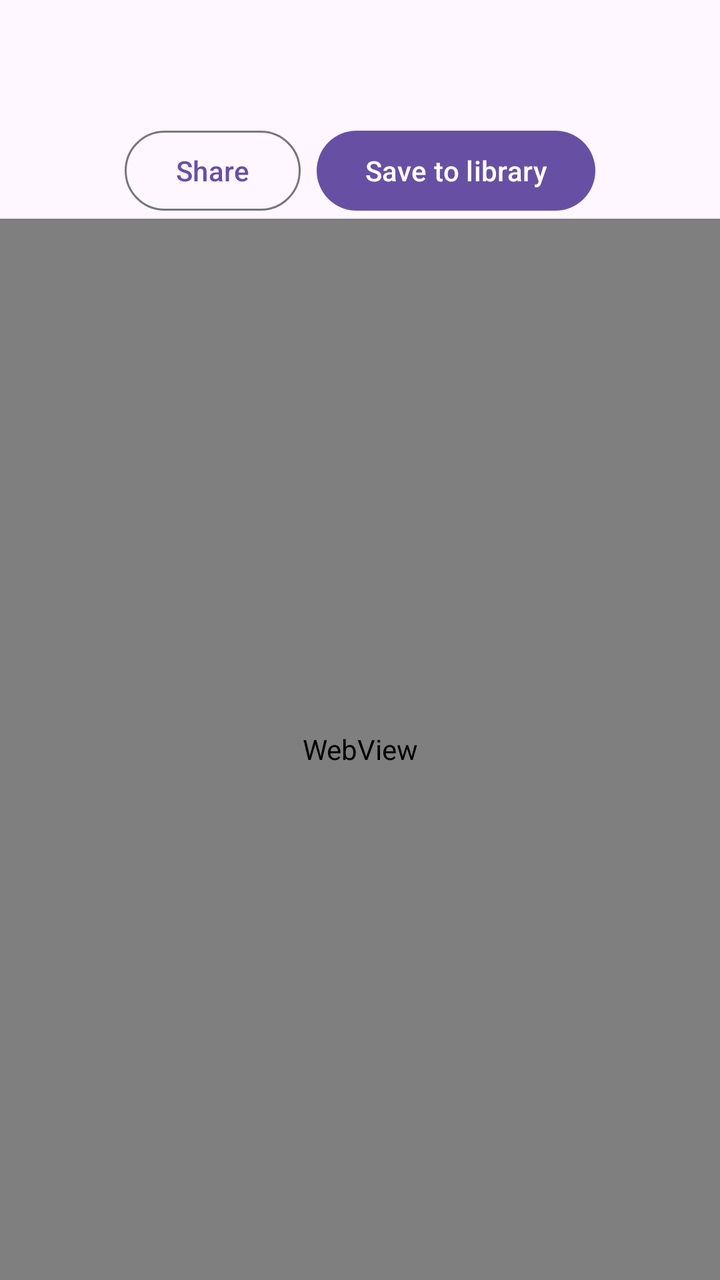
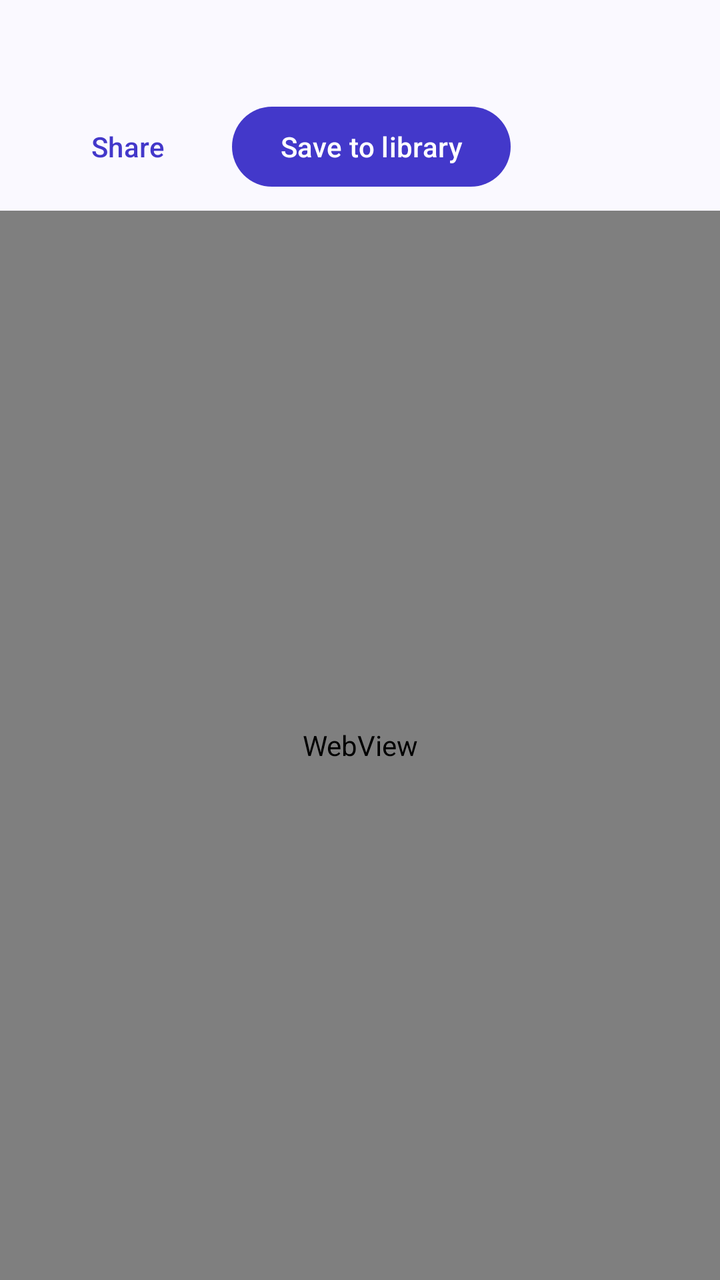

Screens rendered from an Android XML layout before and after an edit, with the pre-edit source and the edit as a unified diff.
<!-- AndroidManifest.xml: application theme Theme.MyApplication -->
<!-- res/layout/activity_article_view.xml -->
<?xml version="1.0" encoding="utf-8"?>
<LinearLayout xmlns:android="http://schemas.android.com/apk/res/android"
    android:id="@+id/main"
    android:layout_width="match_parent"
    android:layout_height="match_parent"
    android:orientation="vertical">

    <TextView
        android:id="@+id/article_view_title"
        android:layout_width="match_parent"
        android:layout_height="wrap_content"
        android:padding="16dp"
        android:textAppearance="?attr/textAppearanceTitleLarge" />

    <LinearLayout
        android:layout_width="match_parent"
        android:layout_height="wrap_content"
        android:gravity="center"
        android:orientation="horizontal">

        <Button
            android:id="@+id/shareArticle"
            style="?attr/materialButtonOutlinedStyle"
            android:layout_width="wrap_content"
            android:layout_height="wrap_content"
            android:layout_marginEnd="8dp"
            android:text="Share" />

        <Button
            android:id="@+id/saveToLib"
            android:layout_width="wrap_content"
            android:layout_height="wrap_content"
            android:text="Save to library" />
    </LinearLayout>

    <WebView
        android:id="@+id/articleBody"
        android:layout_width="match_parent"
        android:layout_height="0dp"
        android:layout_weight="1" />
</LinearLayout>
<!-- resources referenced by this layout -->
<resources>
  <style name="Theme.MyApplication" parent="Base.Theme.MyApplication" />
  <style name="Base.Theme.MyApplication" parent="Theme.Material3.DayNight.NoActionBar">
          
          
      </style>
</resources>

<!-- the commit's change to res/layout/activity_article_view.xml (unified diff, before → after) -->
@@ -9,28 +9,32 @@
         android:id="@+id/article_view_title"
         android:layout_width="match_parent"
         android:layout_height="wrap_content"
-        android:padding="16dp"
+        android:paddingHorizontal="@dimen/screen_padding"
+        android:paddingTop="12dp"
+        android:paddingBottom="8dp"
         android:textAppearance="?attr/textAppearanceTitleLarge" />
 
     <LinearLayout
         android:layout_width="match_parent"
         android:layout_height="wrap_content"
-        android:gravity="center"
+        android:gravity="start"
+        android:paddingHorizontal="@dimen/screen_padding"
+        android:paddingBottom="8dp"
         android:orientation="horizontal">
 
-        <Button
+        <com.google.android.material.button.MaterialButton
             android:id="@+id/shareArticle"
-            style="?attr/materialButtonOutlinedStyle"
+            style="@style/Widget.Material3.Button.TextButton"
             android:layout_width="wrap_content"
             android:layout_height="wrap_content"
             android:layout_marginEnd="8dp"
-            android:text="Share" />
+            android:text="@string/share_article" />
 
-        <Button
+        <com.google.android.material.button.MaterialButton
             android:id="@+id/saveToLib"
             android:layout_width="wrap_content"
             android:layout_height="wrap_content"
-            android:text="Save to library" />
+            android:text="@string/save_article" />
     </LinearLayout>
 
     <WebView
<!-- resource entries referenced after the edit -->
@@ -1,9 +1,43 @@
 <!-- resources referenced by this layout -->
 <resources>
-  <style name="Theme.MyApplication" parent="Base.Theme.MyApplication" />
-  <style name="Base.Theme.MyApplication" parent="Theme.Material3.DayNight.NoActionBar">
-          
-          
+  <dimen name="screen_padding">20dp</dimen>
+  <string name="save_article">Save to library</string>
+  <string name="share_article">Share</string>
+  <style name="Theme.MyApplication" parent="Theme.Material3.DayNight.NoActionBar">
+          <item name="colorPrimary">@color/md_primary</item>
+          <item name="colorOnPrimary">@color/md_on_primary</item>
+          <item name="colorPrimaryContainer">@color/md_primary_container</item>
+          <item name="colorOnPrimaryContainer">@color/md_on_primary_container</item>
+          <item name="colorSecondary">@color/md_secondary</item>
+          <item name="colorOnSecondary">@color/md_on_secondary</item>
+          <item name="colorSecondaryContainer">@color/md_secondary_container</item>
+          <item name="colorOnSecondaryContainer">@color/md_on_secondary_container</item>
+          <item name="colorSurface">@color/md_surface</item>
+          <item name="colorOnSurface">@color/md_on_surface</item>
+          <item name="colorOnSurfaceVariant">@color/md_on_surface_variant</item>
+          <item name="colorSurfaceContainerLow">@color/md_surface_container_low</item>
+          <item name="colorSurfaceContainer">@color/md_surface_container</item>
+          <item name="colorOutline">@color/md_outline</item>
+          <item name="colorOutlineVariant">@color/md_outline_variant</item>
+          <item name="android:windowBackground">@color/md_surface</item>
+          <item name="android:colorBackground">@color/md_surface</item>
+          <item name="android:textColorPrimary">@color/md_on_surface</item>
+          <item name="android:textColorSecondary">@color/md_on_surface_variant</item>
       </style>
+  <color name="md_primary">#FF4338CA</color>
+  <color name="md_on_primary">#FFFFFFFF</color>
+  <color name="md_primary_container">#FFE3E1FF</color>
+  <color name="md_on_primary_container">#FF14115C</color>
+  <color name="md_secondary">#FF5A5D7A</color>
+  <color name="md_on_secondary">#FFFFFFFF</color>
+  <color name="md_secondary_container">#FFE2E3F4</color>
+  <color name="md_on_secondary_container">#FF181B33</color>
+  <color name="md_surface">#FFFAF9FF</color>
+  <color name="md_on_surface">#FF1B1B23</color>
+  <color name="md_on_surface_variant">#FF46464F</color>
+  <color name="md_surface_container_low">#FFF4F3FB</color>
+  <color name="md_surface_container">#FFEFEEF7</color>
+  <color name="md_outline">#FF777680</color>
+  <color name="md_outline_variant">#FFC7C5D0</color>
 </resources>
 
